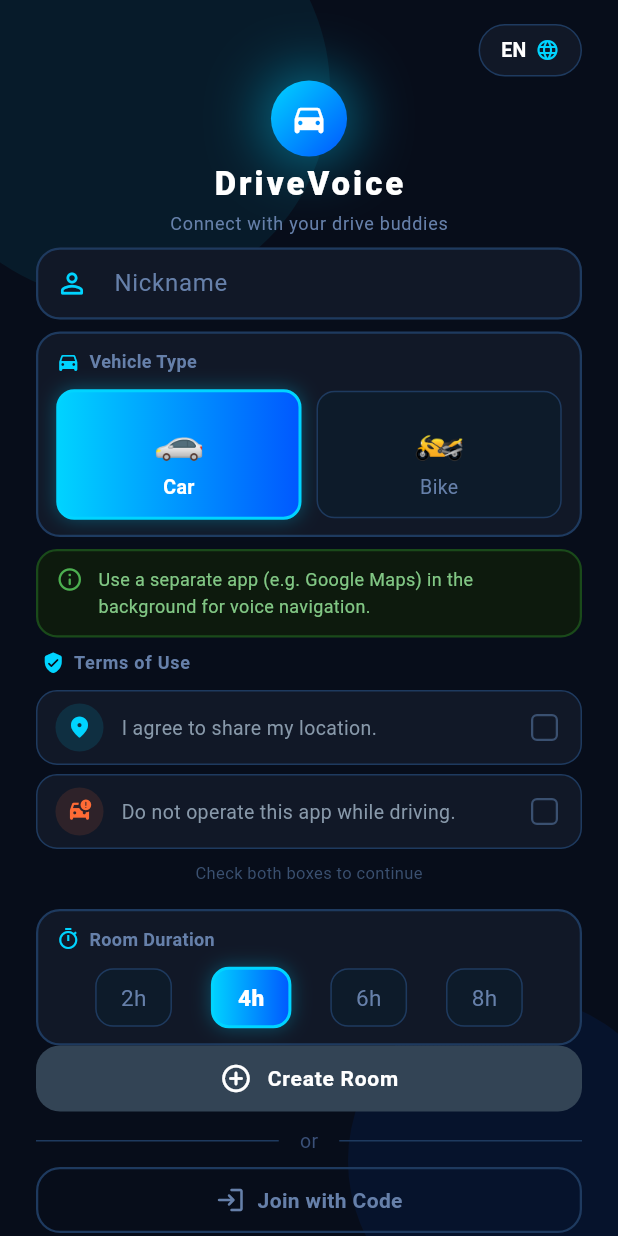
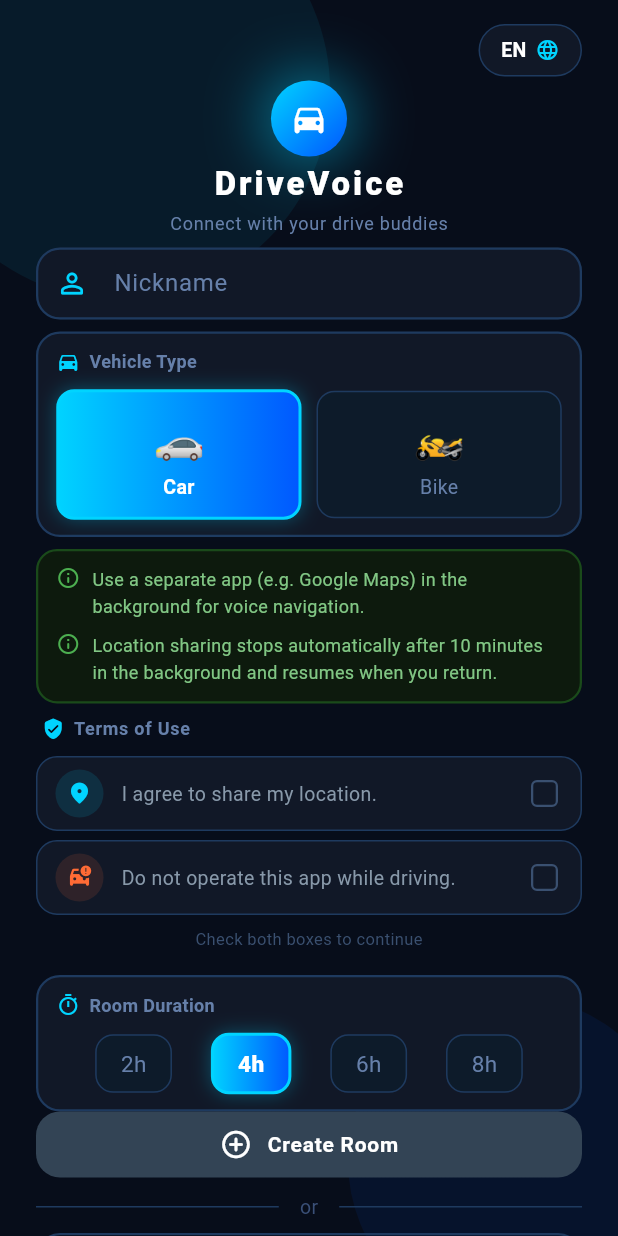
Before and after one commit to taichi5556/drivelink, a Flutter app: the screen it shows after launch, after a tap on "JP", on a phone screen of 412 x 824 dp. Run offline on Flutter 3.47's test engine with Material 3 defaults, Android fonts, the phone set to English and light mode, and no system bars; our stand-ins replace app_links, firebase_auth, firebase_core, firebase_database, geolocator, google_fonts and 6 more; missing offline and left inert: flutter_polyline_points; accounts and stored records are empty.

Commit message:
feat: バックグラウンド位置停止の案内文をログイン画面に追加
ナビ案内カードに「バックグラウンド10分で位置情報の共有が
自動停止されます。復帰すると再開されます。」を追記。

Co-Authored-By: Claude Sonnet 4.6 <noreply@anthropic.com>

```diff
--- a/lib/screens/login_screen.dart
+++ b/lib/screens/login_screen.dart
@@ -285,6 +285,22 @@ class _LoginScreenState extends State<LoginScreen> with TickerProviderStateMixin
   }
 
   // ─── ナビ案内 ─────────────────────────────────────────────
+  Widget _buildInfoRow(String text) {
+    return Row(
+      crossAxisAlignment: CrossAxisAlignment.start,
+      children: [
+        const Icon(Icons.info_outline_rounded, color: Color(0xFF4CAF50), size: 16),
+        const SizedBox(width: 8),
+        Expanded(
+          child: Text(
+            text,
+            style: const TextStyle(color: Color(0xFF81C784), fontSize: 12, height: 1.5),
+          ),
+        ),
+      ],
+    );
+  }
+
   Widget _buildNaviInfoCard() {
     return Container(
       padding: const EdgeInsets.symmetric(horizontal: 12, vertical: 10),
@@ -293,22 +309,19 @@ class _LoginScreenState extends State<LoginScreen> with TickerProviderStateMixin
         borderRadius: BorderRadius.circular(14),
         border: Border.all(color: const Color(0xFF1A4A1A), width: 1.5),
       ),
-      child: Row(
+      child: Column(
         crossAxisAlignment: CrossAxisAlignment.start,
         children: [
-          const Icon(Icons.info_outline_rounded, color: Color(0xFF4CAF50), size: 18),
-          const SizedBox(width: 10),
-          Expanded(
-            child: Text(
-              _isJapanese
-                  ? 'ナビの音声はGoogleマップなど別アプリをバックグラウンドで使用してください'
-                  : 'Use a separate app (e.g. Google Maps) in the background for voice navigation.',
-              style: const TextStyle(
-                color: Color(0xFF81C784),
-                fontSize: 12,
-                height: 1.5,
-              ),
-            ),
+          _buildInfoRow(
+            _isJapanese
+                ? 'ナビの音声はGoogleマップなど別アプリをバックグラウンドで使用してください'
+                : 'Use a separate app (e.g. Google Maps) in the background for voice navigation.',
+          ),
+          const SizedBox(height: 8),
+          _buildInfoRow(
+            _isJapanese
+                ? 'バックグラウンド10分で位置情報の共有が自動停止されます。復帰すると再開されます。'
+                : 'Location sharing stops automatically after 10 minutes in the background and resumes when you return.',
           ),
         ],
       ),
```
